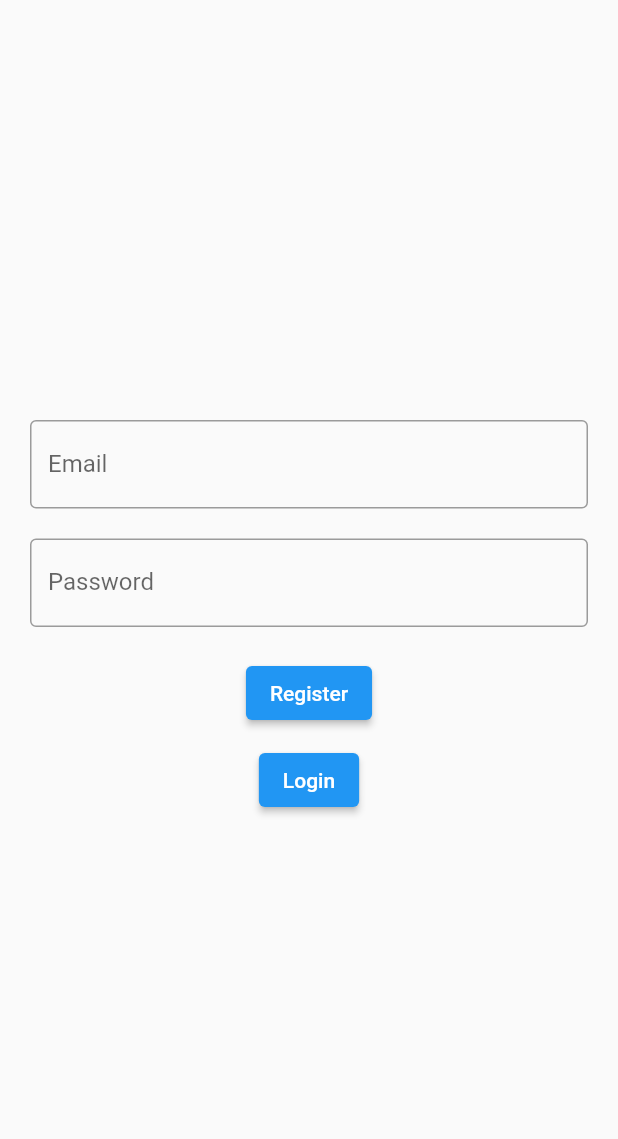
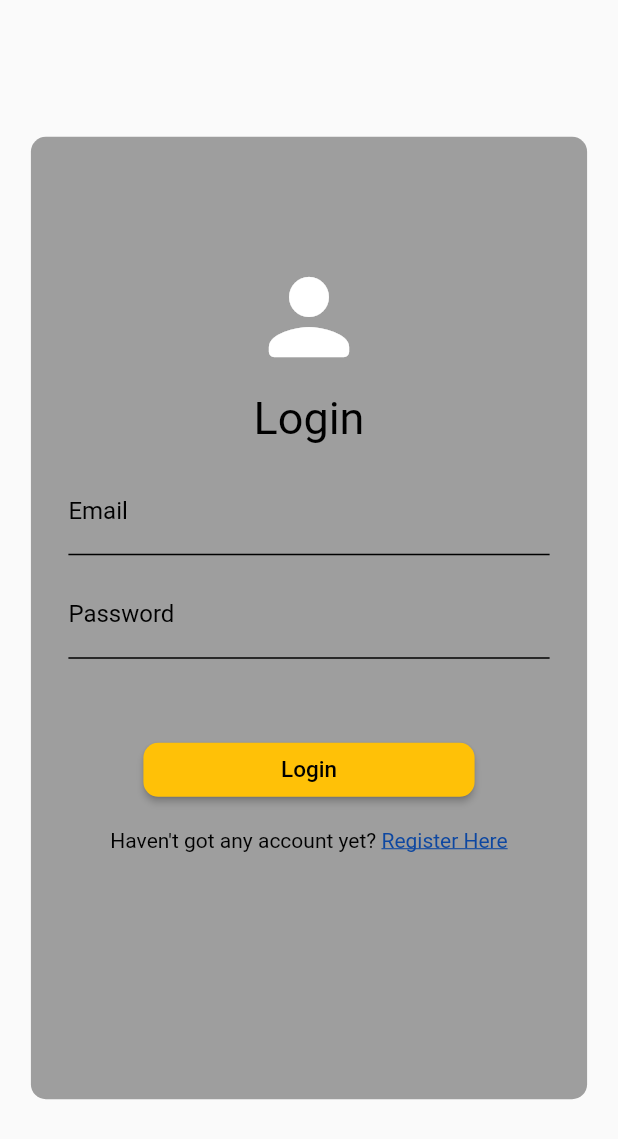
Before and after one commit to KamilZhafran/Mangkir-Mobile-Based, a Flutter app: the screen it shows after launch, after a tap on "Hello, World!", on a phone screen of 412 x 824 dp. Shown: the top 1139 px of the screen. Run offline on Flutter 3.47's test engine with Material 2 defaults, Android fonts, the phone set to English and light mode, and no system bars; our stand-ins replace flutter_svg; Roboto replaces fonts that are missing (Cardo).

Commit message:
Finish login.dart

```diff
--- a/lib/Login.dart
+++ b/lib/Login.dart
@@ -1,47 +1,148 @@
+import 'package:flutter/gestures.dart';
 import 'package:flutter/material.dart';
+import 'package:tubes_app/main.dart';
 
 class LoginPage extends StatelessWidget {
   @override
   Widget build(BuildContext context) {
     return Scaffold(
-      body: Container(
-        padding: EdgeInsets.all(20.0),
-        child: Column(
-          mainAxisAlignment: MainAxisAlignment.center,
-          children: <Widget>[
-            TextFormField(
-              decoration: InputDecoration(
-                labelText: 'Email',
-                border: OutlineInputBorder(),
+      body: LayoutBuilder(
+        builder: (BuildContext context, BoxConstraints constraints) {
+          return Align(
+            alignment: Alignment.center,
+            child: FractionallySizedBox(
+              widthFactor: 0.9,
+              heightFactor: 0.9,
+              child: Container(
+                width: constraints.maxWidth,
+                height: constraints.maxHeight,
+                margin: const EdgeInsets.only(top: 50, bottom: 50),
+                decoration: BoxDecoration(
+                  color: Colors.grey,
+                  borderRadius: BorderRadius.circular(10),
+                ),
+                child: ListView(
+                  padding: EdgeInsets.symmetric(vertical: 20, horizontal: 25),
+                  shrinkWrap: true,
+                  children: [
+                    const SizedBox(height: 50), // for vertical spacing
+                    const CircleAvatar( // avatar in upper part of login page
+                      radius: 50,
+                      backgroundColor: Colors.grey,
+                      child: Icon(
+                        Icons.person_rounded,
+                        size: 80,
+                        color: Colors.white,
                       ),
                     ),
-            SizedBox(height: 20.0),
-            TextFormField(
-              obscureText: true,
-              decoration: InputDecoration(
-                labelText: 'Password',
-                border: OutlineInputBorder(),
+                    const Align( // align the text into Center
+                      alignment: Alignment.center,
+                      child: Text(
+                        "Login",
+                        style: TextStyle(
+                          color: Colors.black,
+                          fontFamily: 'Cardo',
+                          fontSize: 30,
                         ),
                       ),
-            SizedBox(height: 20.0),
-            ElevatedButton(
+                    ),
+                    const SizedBox(height: 15), // vertical spacing
+                    TextFormField( // form input for email
+                      style: const TextStyle(color: Colors.black),
+                      decoration: const InputDecoration(
+                        labelText: 'Email',
+                        hintText: 'Input your Email here...',
+                        labelStyle: TextStyle(color: Colors.black),
+                        enabledBorder: UnderlineInputBorder(
+                          // set the underline border into black
+                          borderSide: BorderSide(color: Colors.black)
+                        )
+                      ),
+                      onSaved: (String? value) {
+                        // Nanti buat ambil value yang diinput
+                      },
+                      validator: (String? value) {
+                        // buat validasi input
+                      },
+                    ),
+                    const SizedBox(height: 10), // for vertical spacing
+                    TextFormField( // inpnut password
+                      // hide the inputted value
+                      obscureText: true,
+                      // form setting
+                      decoration: const InputDecoration(
+                        labelText: "Password",
+                        hintText: "Input your password here...",
+                        labelStyle: TextStyle(color: Colors.black),
+                        enabledBorder: UnderlineInputBorder(
+                          borderSide: BorderSide(color: Colors.black)
+                        )
+                      ),
+                      onSaved: (String? value) {
+                        // nanti buat ambil data input
+                      },
+                      validator: (String? value) {
+                        // nanti buat validasi input
+                      },
+                    ),
+                    Container(
+                      margin: const EdgeInsets.only(top: 50, right: 50, left: 50),
+                      child: ElevatedButton(
                         onPressed: () {
-                // pindah ke register kalo tap register
-                Navigator.pushNamed(context, '/register');
+                          // Handle login button press
+                          // dipindahin ke home screen
+                          Navigator.push(context, MaterialPageRoute(builder: (context) => MyApp()));
                         },
-              child: Text('Register'),
+                        // button untuk login
+                        style: ElevatedButton.styleFrom(
+                          shape: RoundedRectangleBorder(
+                            borderRadius: BorderRadius.circular(10),
                           ),
-            SizedBox(height: 10.0),
-            ElevatedButton(
-              onPressed: () {
-                // pindah ke home kalo tap login
-                Navigator.pushNamed(context, '/home');
+                          backgroundColor: Colors.amber,
+                        ),
+                        child: const Text(
+                          "Login",
+                          style: TextStyle(fontSize: 15, fontFamily: 'Cardo', color: Colors.black),
+                        ),
+                      ),
+                    ),
+                    const SizedBox(height: 15), // vertical spacing
+                    // register text clickable
+                    Align(
+                      // separate the first clause to become not clickable
+                      alignment: Alignment.center,
+                      child: RichText(
+                        text: TextSpan(
+                          text: "Haven't got any account yet? ",
+                          style: const TextStyle(color: Colors.black),
+                          children: [
+                            // make the second clause clickable
+                            TextSpan(
+                              text: "Register Here",
+                              style: TextStyle(
+                                color: Colors.blue.shade900,
+                                decoration: TextDecoration.underline),
+                              recognizer: TapGestureRecognizer()
+                                ..onTap = () {
+                                  Navigator.push(
+                                    context,
+                                    // temporary move to home screen
+                                    // it should be move to register
+                                    MaterialPageRoute(builder: (context) => MyApp()),
+                                  );
                                 },
-              child: Text('Login'),
                             ),
                           ],
                         ),
                       ),
+                    ),
+                  ],
+                ),
+              ),
+            ),
+          );
+        },
+      ),
     );
   }
 }
```
Lines whose indentation alone changed are shown as unchanged.
